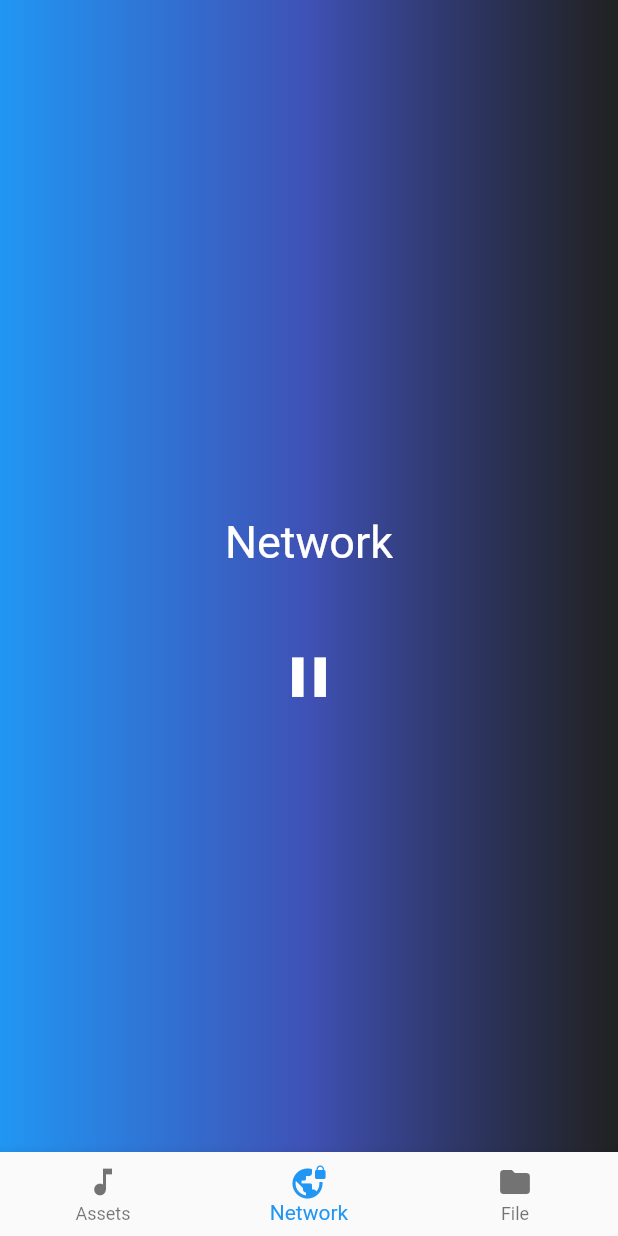
After one commit to Yasser8351/quoran, a Flutter app: the MusicApp screen opened directly, item 2 of the bottom bar chosen, after a tap on the "play arrow" icon, on a phone screen of 412 x 824 dp. The commit adds this screen. Run offline on Flutter 3.47's test engine with Material 2 defaults, Android fonts, the phone set to English and light mode, and no system bars; our stand-ins replace assets_audio_player, audioplayers, file_picker.

```diff
--- a/lib/main.dart
+++ b/lib/main.dart
@@ -1,5 +1,41 @@
+// import 'package:flutter/material.dart';
+
+// import 'screen/play_music.dart';
+
+// void main() {
+//   runApp(const MyApp());
+// }
+
+// class MyApp extends StatelessWidget {
+//   const MyApp({Key? key}) : super(key: key);
+
+//   // This widget is the root of your application.
+//   @override
+//   Widget build(BuildContext context) {
+//     return MaterialApp(
+//       debugShowCheckedModeBanner: false,
+//       title: 'Flutter Demo',
+//       theme: ThemeData(
+//         primaryColor: const Color(0xff001614),
+//         // This is the theme of your application.
+//         // Try running your application with "flutter run". You'll see the
+//         // application has a blue toolbar. Then, without quitting the app, try
+//         // changing the primarySwatch below to Colors.green and then invoke
+//         // "hot reload" (press "r" in the console where you ran "flutter run",
+//         // or simply save your changes to "hot reload" in a Flutter IDE).
+//         // Notice that the counter didn't reset back to zero; the application
+//         // is not restarted.
+//         primarySwatch: Colors.blue,
+//       ),
+//       home: const PlayMusic(),
+//       // home: const HomeScreen(),
+//     );
+//   }
+// }
 import 'package:flutter/material.dart';
 
+import 'screen/play_file.dart';
+import 'screen/play_from_network.dart';
 import 'screen/play_music.dart';
 
 void main() {
@@ -9,26 +45,56 @@ void main() {
 class MyApp extends StatelessWidget {
   const MyApp({Key? key}) : super(key: key);
 
-  // This widget is the root of your application.
   @override
   Widget build(BuildContext context) {
     return MaterialApp(
-      debugShowCheckedModeBanner: false,
-      title: 'Flutter Demo',
-      theme: ThemeData(
-        primaryColor: const Color(0xff001614),
-        // This is the theme of your application.
-        // Try running your application with "flutter run". You'll see the
-        // application has a blue toolbar. Then, without quitting the app, try
-        // changing the primarySwatch below to Colors.green and then invoke
-        // "hot reload" (press "r" in the console where you ran "flutter run",
-        // or simply save your changes to "hot reload" in a Flutter IDE).
-        // Notice that the counter didn't reset back to zero; the application
-        // is not restarted.
-        primarySwatch: Colors.blue,
+        debugShowCheckedModeBanner: false,
+        title: 'Flutter Demo',
+        theme: ThemeData(
+          primarySwatch: Colors.blue,
+        ),
+        home: const PlayMusic()
+        // PlayFromNetwork()
+        //AssetAudio()
+        // PlayMusic(),
+        );
+  }
+}
+
+class MusicApp extends StatefulWidget {
+  const MusicApp({Key? key}) : super(key: key);
+
+  @override
+  _MusicAppState createState() => _MusicAppState();
+}
+
+class _MusicAppState extends State<MusicApp> {
+  List<Widget> myWidget = [
+    const PlayMusic(),
+    const PlayFromNetwork(),
+    const PlayLocalFile()
+  ];
+  int pageIndex = 0;
+  selectPage(int val) {
+    setState(() {
+      pageIndex = val;
+    });
+  }
+
+  @override
+  Widget build(BuildContext context) {
+    return Scaffold(
+      body: myWidget[pageIndex],
+      bottomNavigationBar: BottomNavigationBar(
+        currentIndex: pageIndex,
+        onTap: selectPage,
+        items: const [
+          BottomNavigationBarItem(
+              icon: Icon(Icons.music_note), label: 'Assets'),
+          BottomNavigationBarItem(icon: Icon(Icons.vpn_lock), label: 'Network'),
+          BottomNavigationBarItem(icon: Icon(Icons.folder), label: 'File')
+        ],
       ),
-      home: const PlayMusic(),
-      // home: const HomeScreen(),
     );
   }
 }
--- /dev/null
+++ b/lib/model/music_model.dart
@@ -0,0 +1,6 @@
+class MusicModel {
+  String name;
+  String url;
+
+  MusicModel({required this.name, required this.url});
+}
--- a/lib/screen/home_screen.dart
+++ b/lib/screen/home_screen.dart
@@ -11,6 +11,7 @@ class HomeScreen extends StatefulWidget {
 
 class _HomeScreenState extends State<HomeScreen> {
   final audioPlayer = AudioPlayer();
+
   //AssetsAudioPlayer();
   bool isPlaying = false;
   Duration duration = Duration.zero;
--- /dev/null
+++ b/lib/screen/play_from_network.dart
@@ -0,0 +1,81 @@
+import 'package:audioplayers/audioplayers.dart';
+import 'package:flutter/material.dart';
+
+class PlayFromNetwork extends StatefulWidget {
+  const PlayFromNetwork({Key? key}) : super(key: key);
+
+  @override
+  _PlayFromNetworkState createState() => _PlayFromNetworkState();
+}
+
+class _PlayFromNetworkState extends State<PlayFromNetwork> {
+  String Url = 'https://luan.xyz/files/audio/nasa_on_a_mission.mp3';
+  late AudioPlayer player;
+  bool isPlaying = false;
+  @override
+  void initState() {
+    // TODO: implement initState
+    super.initState();
+    player = AudioPlayer();
+  }
+
+  @override
+  Widget build(BuildContext context) {
+    return Container(
+      width: double.infinity,
+      height: double.infinity,
+      decoration: const BoxDecoration(
+          gradient: LinearGradient(
+              colors: [Colors.blue, Colors.indigo, Colors.black87])),
+      child: Column(
+        mainAxisAlignment: MainAxisAlignment.center,
+        children: [
+          const SizedBox(
+            height: 50,
+          ),
+          const Text(
+            'Network',
+            style: TextStyle(fontSize: 30, color: Colors.white),
+          ),
+          const SizedBox(
+            height: 50,
+          ),
+          InkWell(
+              onTap: () {
+                if (isPlaying) {
+                  stopPlay();
+                  setState(() {
+                    isPlaying = false;
+                  });
+                } else {
+                  playFromNet();
+                  setState(() {
+                    isPlaying = true;
+                  });
+                }
+              },
+              child: Icon(
+                isPlaying ? Icons.pause : Icons.play_arrow,
+                size: 45,
+                color: Colors.white,
+              )),
+        ],
+      ),
+    );
+  }
+
+  playFromNet() async {
+    await player.play(Url);
+  }
+
+  stopPlay() {
+    player.stop();
+  }
+
+  @override
+  void dispose() {
+    // TODO: implement dispose
+    super.dispose();
+    player.dispose();
+  }
+}
--- a/pubspec.yaml
+++ b/pubspec.yaml
@@ -36,6 +36,8 @@ dependencies:
 
   audioplayers: ^0.20.1
   assets_audio_player: ^3.0.5
+  file_picker: ^4.5.1
+  path_provider: ^2.0.9
 
 dev_dependencies:
   flutter_test:
```
Also changed, not shown: lib/screen/ass_audiop.dart (added, +87 -0 lines), lib/screen/play_file.dart (added, +90 -0 lines), lib/screen/play_music.dart (+23 -11 lines), pubspec.lock, 2 other files.
